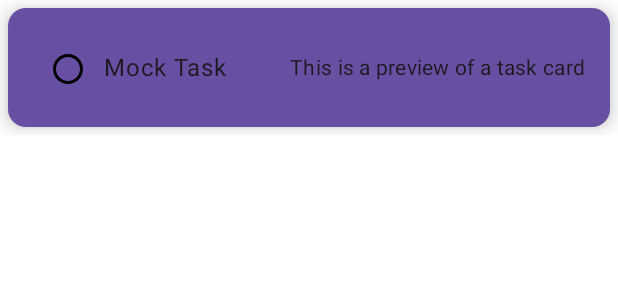
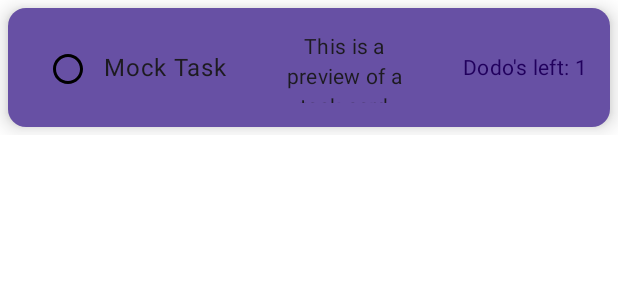
Before and after one commit to MinnieCayde/MoCo_G14, an Android app built with Jetpack Compose: the @Preview function TaskCardPreview, on a phone screen of 412 x 824 dp. Shown: the top 300 px of the screen. Run offline under Robolectric (Android 15) with nearby library versions, the light colour scheme and no system bars; our stand-ins replace Room's generated code.

Commit message:
imrpoved color change

```diff
--- a/app/src/main/java/com/example/moco_g14_me_wa_os/MainNavigation.kt
+++ b/app/src/main/java/com/example/moco_g14_me_wa_os/MainNavigation.kt
@@ -76,10 +76,7 @@ fun MainNavigation() {
 
 @Composable
 fun LeftScreen(navController: NavController){
-    val todoViewModel: TodoViewModel = hiltViewModel()
-
-    TododScreen(todoViewModel = todoViewModel)
-
+    TododScreen()
 }
 
 @Composable
--- a/app/src/main/java/com/example/moco_g14_me_wa_os/Todo/DatabaseModule.kt
+++ b/app/src/main/java/com/example/moco_g14_me_wa_os/Todo/DatabaseModule.kt
@@ -22,7 +22,7 @@ object DatabaseModule {
             appContext,
             TodoDatabase::class.java,
             "todo_database"
-        ).build()
+        ).fallbackToDestructiveMigration().build()
     }
 
     @Provides
--- a/app/src/main/java/com/example/moco_g14_me_wa_os/Todo/Task.kt
+++ b/app/src/main/java/com/example/moco_g14_me_wa_os/Todo/Task.kt
@@ -9,4 +9,6 @@ data class Task (
     val name: String,
     val description: String,
     var completed: Boolean = false,
+    var priority: Int = 1,
+    var isClicked: Boolean = false,
     @PrimaryKey val taskID: UUID = UUID.randomUUID())
--- a/app/src/main/java/com/example/moco_g14_me_wa_os/Todo/TodoDao.kt
+++ b/app/src/main/java/com/example/moco_g14_me_wa_os/Todo/TodoDao.kt
@@ -2,6 +2,7 @@ package com.example.moco_g14_me_wa_os.Todo
 
 import androidx.room.*
 import kotlinx.coroutines.flow.Flow
+import java.util.UUID
 
 @Dao
 interface TodoDao {
@@ -18,5 +19,5 @@ interface TodoDao {
     suspend fun deleteTask(task: Task)
 
     @Query("DELETE FROM tasks WHERE taskID = :taskId")
-    suspend fun deleteTaskById(taskId: Int)
+    suspend fun deleteTaskById(taskId: UUID)
 }
--- a/app/src/main/java/com/example/moco_g14_me_wa_os/Todo/TodoDatabase.kt
+++ b/app/src/main/java/com/example/moco_g14_me_wa_os/Todo/TodoDatabase.kt
@@ -6,7 +6,7 @@ import androidx.room.Room
 import androidx.room.RoomDatabase
 
 
-@Database(entities = [Task::class], version = 1)
+@Database(entities = [Task::class], version = 3)
 abstract class TodoDatabase: RoomDatabase() {
     abstract fun todoDao(): TodoDao
 
@@ -20,7 +20,8 @@ abstract class TodoDatabase: RoomDatabase() {
                     context.applicationContext,
                     TodoDatabase::class.java,
                     "todo_database"
-                ).build()
+                ).fallbackToDestructiveMigration()
+                    .build()
                 INSTANCE = instance
                 instance
             }
--- a/app/src/main/java/com/example/moco_g14_me_wa_os/Todo/TodoRepository.kt
+++ b/app/src/main/java/com/example/moco_g14_me_wa_os/Todo/TodoRepository.kt
@@ -1,6 +1,7 @@
 package com.example.moco_g14_me_wa_os.Todo
 
 import kotlinx.coroutines.flow.Flow
+import java.util.UUID
 import javax.inject.Inject
 
 
@@ -20,7 +21,7 @@ class TodoRepository @Inject constructor(private val todoDao: TodoDao) {
         todoDao.deleteTask(task)
     }
 
-    suspend fun deleteTaskById(taskId: Int) {
+    suspend fun deleteTaskById(taskId: UUID) {
         todoDao.deleteTaskById(taskId)
     }
 }
--- a/app/src/main/java/com/example/moco_g14_me_wa_os/Todo/TodoScreen.kt
+++ b/app/src/main/java/com/example/moco_g14_me_wa_os/Todo/TodoScreen.kt
@@ -13,6 +13,7 @@ import androidx.compose.foundation.layout.fillMaxWidth
 import androidx.compose.foundation.layout.height
 import androidx.compose.foundation.layout.padding
 import androidx.compose.foundation.layout.size
+import androidx.compose.foundation.layout.width
 import androidx.compose.foundation.lazy.LazyColumn
 import androidx.compose.foundation.lazy.LazyRow
 import androidx.compose.material3.Button
@@ -43,13 +44,14 @@ import androidx.compose.ui.graphics.ColorFilter
 import androidx.compose.ui.tooling.preview.Preview
 import androidx.compose.runtime.LaunchedEffect
 import androidx.compose.runtime.mutableIntStateOf
+import androidx.compose.ui.text.style.TextAlign
 import androidx.compose.ui.window.Dialog
 import androidx.compose.ui.window.DialogProperties
 import androidx.hilt.navigation.compose.hiltViewModel
 
 
 @Composable
-fun TododScreen(todoViewModel: TodoViewModel) {
+fun TododScreen() {
 
     val todoViewModel: TodoViewModel = hiltViewModel()
 
@@ -120,8 +122,9 @@ fun TaskList(tasks: List<Task>, onTaskClick: (Task) -> Unit, onTaskRemove: (Task
                 task = task,
                 taskName = task.name,
                 description = task.description,
+                priority = task.priority,
                 completed = task.completed,
-                onTaskClick = { onTaskClick(task)},
+                onTaskClick = { updatedTask -> onTaskClick(updatedTask) },
                 onTaskRemove = { onTaskRemove(task) }
             )
         }
@@ -133,12 +136,13 @@ fun TaskCard(
     task: Task,
     taskName: String,
     description: String,
+    priority: Int,
     completed: Boolean,
-    onTaskClick: () -> Unit,
+    onTaskClick: (Task) -> Unit,
     onTaskRemove: (Task) -> Unit
 ) {
     // Track task is clicked or not
-    var isClicked by remember { mutableStateOf(false) }
+   // var isClicked by remember { mutableStateOf(false) }
 
     if (completed) {
         LaunchedEffect(key1 = task) {
@@ -153,10 +157,10 @@ fun TaskCard(
             .height(90.dp)
             .padding(5.dp)
             .clickable {
-                isClicked = !isClicked
-                onTaskClick()
+                onTaskClick(task.copy(isClicked = !task.isClicked))
             },
-        elevation = if (isClicked) CardDefaults.cardElevation(0.dp) else CardDefaults.cardElevation(8.dp),
+        elevation = if (task.isClicked) CardDefaults.cardElevation(0.dp) else CardDefaults.cardElevation(
+            8.dp),
         colors = CardDefaults.cardColors(
             containerColor = MaterialTheme.colorScheme.primary
         )
@@ -171,35 +175,54 @@ fun TaskCard(
             // Change the button color when clicked
             IconButton(
                 onClick = {
-                    isClicked = !isClicked
-                    onTaskClick()
+                    onTaskClick(task.copy(isClicked = !task.isClicked))
                 },
                 modifier = Modifier.size(48.dp)  // Adjust button size
             ) {
                 Image(
                     painter = painterResource(id = if (completed) R.drawable.checked_24 else R.drawable.unchecked_24),
                     contentDescription = "Complete",
-                    colorFilter = ColorFilter.tint(if (isClicked) Color.Cyan else Color.Black)
+                    colorFilter = ColorFilter.tint(if (task.isClicked) Color.Cyan else Color.Black)
                 )
             }
 
+            /*Row(
+                modifier = Modifier
+                    .fillMaxSize()
+                    .padding(16.dp),
+              //  horizontalArrangement = Arrangement.SpaceBetween,
+                verticalAlignment = Alignment.CenterVertically
+            ) {
+
+             */
                 // Change text color when clicked
                 Text(
                     text = taskName,
                     modifier = Modifier.weight(1f),
-                style = MaterialTheme.typography.bodyLarge,
-                color = if (isClicked) Color.Cyan else MaterialTheme.colorScheme.onBackground
+                    style = MaterialTheme.typography.bodyLarge.copy(textAlign = TextAlign.Start),
+                    color = if (task.isClicked) Color.Cyan else MaterialTheme.colorScheme.onBackground
                 )
+                Spacer(modifier = Modifier.width(8.dp))
 
                 Text(
                     text = description,
-                style = MaterialTheme.typography.bodyMedium,
-                color = if (isClicked) Color.Cyan else MaterialTheme.colorScheme.onBackground
+                    modifier = Modifier.weight(1f),
+                    style = MaterialTheme.typography.bodyMedium.copy(textAlign = TextAlign.Center),
+                    color = if (task.isClicked) Color.Cyan else MaterialTheme.colorScheme.onBackground
+                )
+
+                Spacer(modifier = Modifier.width(8.dp))
+
+                Text(
+                    text = "Dodo's left: ${task.priority}",
+                    modifier = Modifier.weight(1f),
+                    style = MaterialTheme.typography.bodyMedium.copy(textAlign = TextAlign.End),
+                    color = MaterialTheme.colorScheme.onPrimaryContainer
                 )
             }
         }
     }
-
+//}
 
 @Composable
 fun NewTaskForm(onSaveClick: (String, String) -> Unit) {
@@ -366,6 +389,7 @@ fun TaskCardPreview() {
         task = Task(name = "Mock Task", description = "This is a preview of a task card", completed = false),
         taskName = "Mock Task",
         description = "This is a preview of a task card",
+        priority = 1,
         completed = false,
         onTaskClick = { /* No action for preview */ },
         onTaskRemove = { /* No action for preview */ }
```
Also changed, not shown: app/src/main/java/com/example/moco_g14_me_wa_os/Todo/TodoViewModel.kt (+6 -1 lines). Lines whose indentation alone changed are shown as unchanged.
